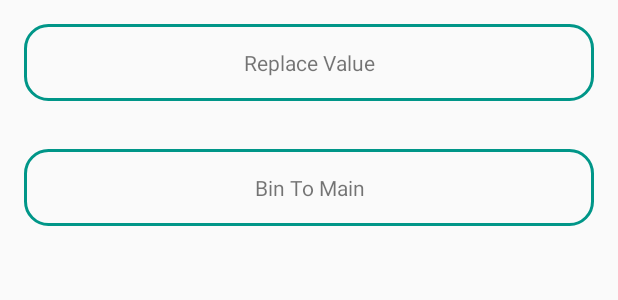
After one commit to TuanNA90/Otto-LombokDemo, an Android app: the layout fragment_replace_value.xml on its own in the app's theme, with its tools: preview values and no code run, on a phone screen of 412 x 824 dp. The commit adds this screen. Shown: the top 300 px of the screen. Run offline under Robolectric (Android 15) with nearby library versions, the phone set to English and light mode, and no system bars.

Commit message:
create Fragment Replace value of List word

```diff
--- /dev/null
+++ b/app/src/main/res/drawable/bg_button.xml
@@ -0,0 +1,12 @@
+<?xml version="1.0" encoding="utf-8"?>
+<!--~~~~~~~~~~~~~~~~~~~~~~~~~~~~~~~~~~~~~~~~~~~~~~~~~~~~~~~~~~~~~~~~~~~~~~~~~~~
+  ~ Copyright (c) 2015. By tuanna (Jackson Nguyen)                            ~
+  ~~~~~~~~~~~~~~~~~~~~~~~~~~~~~~~~~~~~~~~~~~~~~~~~~~~~~~~~~~~~~~~~~~~~~~~~~~~-->
+
+<shape xmlns:android="http://schemas.android.com/apk/res/android">
+    <stroke
+        android:width="2dp"
+        android:color="#009688"/>
+    <corners android:radius="15dp"/>
+    <solid android:color="@android:color/transparent"/>
+</shape>
--- /dev/null
+++ b/app/src/main/res/drawable/bg_button_press.xml
@@ -0,0 +1,11 @@
+<?xml version="1.0" encoding="utf-8"?>
+<!--~~~~~~~~~~~~~~~~~~~~~~~~~~~~~~~~~~~~~~~~~~~~~~~~~~~~~~~~~~~~~~~~~~~~~~~~~~~
+  ~ Copyright (c) 2015. By tuanna (Jackson Nguyen)                            ~
+  ~~~~~~~~~~~~~~~~~~~~~~~~~~~~~~~~~~~~~~~~~~~~~~~~~~~~~~~~~~~~~~~~~~~~~~~~~~~-->
+<shape xmlns:android="http://schemas.android.com/apk/res/android">
+    <stroke
+        android:width="2dp"
+        android:color="#FFF7D23E"/>
+    <corners android:radius="15dp"/>
+    <solid android:color="#009688"/>
+</shape>
--- /dev/null
+++ b/app/src/main/res/drawable/bg_button_selector.xml
@@ -0,0 +1,10 @@
+<?xml version="1.0" encoding="utf-8"?>
+<!--~~~~~~~~~~~~~~~~~~~~~~~~~~~~~~~~~~~~~~~~~~~~~~~~~~~~~~~~~~~~~~~~~~~~~~~~~~~
+  ~ Copyright (c) 2015. By tuanna (Jackson Nguyen)                            ~
+  ~~~~~~~~~~~~~~~~~~~~~~~~~~~~~~~~~~~~~~~~~~~~~~~~~~~~~~~~~~~~~~~~~~~~~~~~~~~-->
+
+<selector xmlns:android="http://schemas.android.com/apk/res/android">
+    <item android:drawable="@drawable/bg_button_press" android:state_pressed="true" />
+    <item android:drawable="@drawable/bg_button_press" android:state_focused="true" />
+    <item android:drawable="@drawable/bg_button" />
+</selector>
--- /dev/null
+++ b/app/src/main/res/layout/fragment_replace_value.xml
@@ -0,0 +1,46 @@
+<?xml version="1.0" encoding="utf-8"?>
+<!--~~~~~~~~~~~~~~~~~~~~~~~~~~~~~~~~~~~~~~~~~~~~~~~~~~~~~~~~~~~~~~~~~~~~~~~~~~~
+  ~ Copyright (c) 2015. By tuanna (Jackson Nguyen)                            ~
+  ~~~~~~~~~~~~~~~~~~~~~~~~~~~~~~~~~~~~~~~~~~~~~~~~~~~~~~~~~~~~~~~~~~~~~~~~~~~-->
+
+<RelativeLayout
+    xmlns:android="http://schemas.android.com/apk/res/android"
+    xmlns:tools="http://schemas.android.com/tools"
+    android:layout_width="match_parent"
+    android:layout_height="match_parent"
+    android:paddingBottom="@dimen/activity_vertical_margin"
+    android:paddingLeft="@dimen/activity_horizontal_margin"
+    android:paddingRight="@dimen/activity_horizontal_margin"
+    android:paddingTop="@dimen/activity_vertical_margin"
+    tools:context=".MainActivity">
+
+    <TextView
+        android:id="@+id/tvReplaceValue"
+        android:layout_width="match_parent"
+        android:layout_height="wrap_content"
+        android:layout_centerHorizontal="true"
+        android:layout_marginBottom="@dimen/activity_vertical_margin"
+        android:background="@drawable/bg_button_selector"
+        android:gravity="center_horizontal"
+        android:padding="@dimen/activity_vertical_margin"
+        android:text="@string/replace_value"/>
+
+    <ListView
+        android:id="@+id/lvWord"
+        android:layout_width="match_parent"
+        android:layout_height="wrap_content"
+        android:layout_below="@+id/tvReplaceValue"
+        android:layout_marginBottom="@dimen/activity_vertical_margin"/>
+
+    <TextView
+        android:id="@+id/tvBinToMain"
+        android:layout_width="match_parent"
+        android:layout_height="wrap_content"
+        android:layout_below="@+id/lvWord"
+        android:layout_centerHorizontal="true"
+        android:background="@drawable/bg_button_selector"
+        android:gravity="center_horizontal"
+        android:padding="@dimen/activity_vertical_margin"
+        android:text="@string/bin_to_main"/>
+
+</RelativeLayout>
--- a/app/src/main/res/values/strings.xml
+++ b/app/src/main/res/values/strings.xml
@@ -1,3 +1,5 @@
 <resources>
     <string name="app_name">Otto-LombokDemo</string>
+    <string name="bin_to_main">Bin To Main</string>
+    <string name="replace_value">Replace Value</string>
 </resources>
```
Also changed, not shown: app/src/main/java/com/tuanna/otto_lombokdemo/ReplaceValueFragment.java (added, +77 -0 lines).
